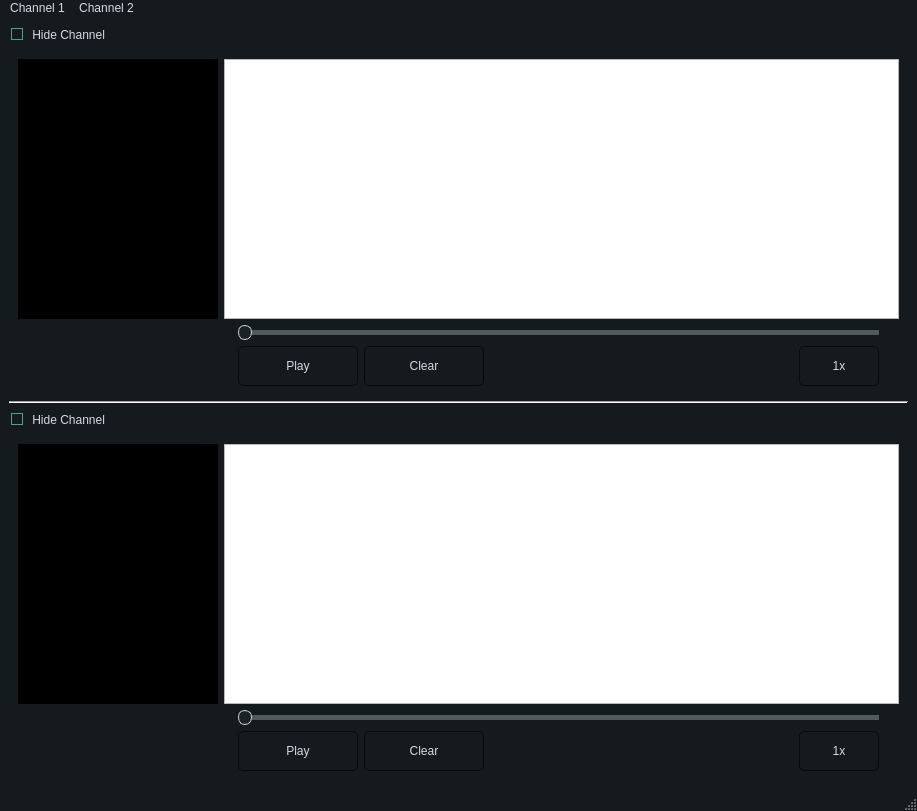
Qt form main.ui (amirhesham65/signal_studio) before a commit.
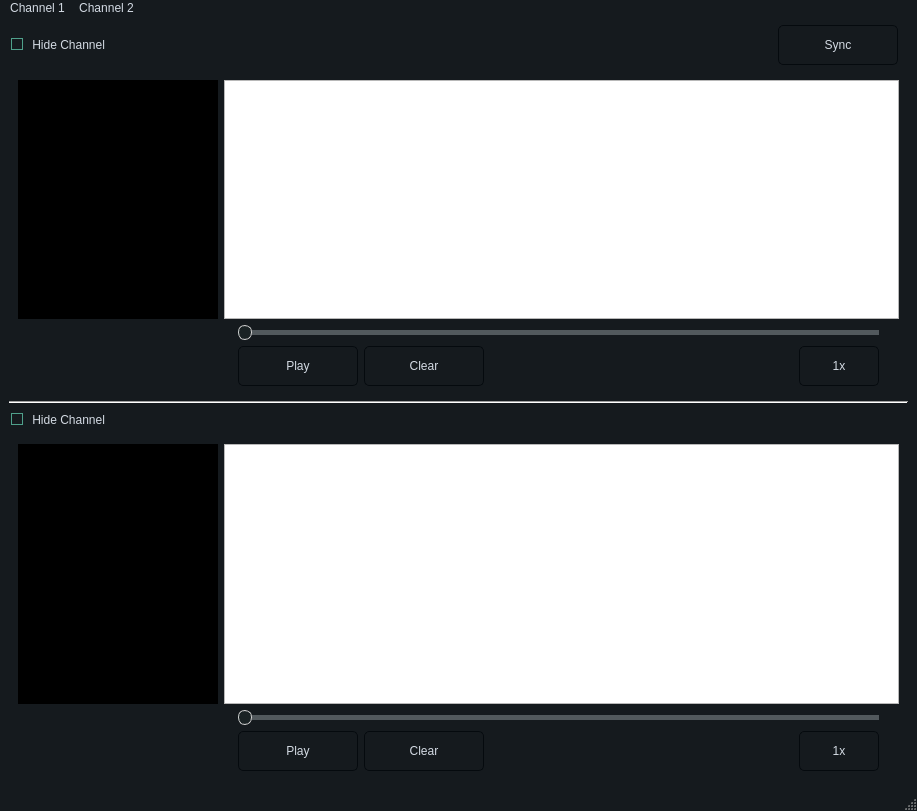
The same form after that commit. Custom widgets are drawn as their Qt base class.

Patch:
```diff
--- a/main.ui
+++ b/main.ui
@@ -450,15 +450,44 @@
 }</string>
   </property>
   <widget class="QWidget" name="centralwidget">
-   <layout class="QVBoxLayout" name="verticalLayout_7">
+   <layout class="QVBoxLayout" name="verticalLayout_4">
     <item>
-     <layout class="QVBoxLayout" name="verticalLayout_4">
+     <layout class="QVBoxLayout" name="verticalLayout_3">
       <item>
-       <widget class="QCheckBox" name="hide_channel_1_chk">
-        <property name="text">
-         <string> Hide Channel</string>
+       <layout class="QHBoxLayout" name="horizontalLayout_10">
+        <property name="leftMargin">
+         <number>0</number>
         </property>
-       </widget>
+        <property name="rightMargin">
+         <number>10</number>
+        </property>
+        <item>
+         <widget class="QCheckBox" name="hide_channel_1_chk">
+          <property name="text">
+           <string> Hide Channel</string>
+          </property>
+         </widget>
+        </item>
+        <item>
+         <widget class="QPushButton" name="sync_button">
+          <property name="minimumSize">
+           <size>
+            <width>0</width>
+            <height>40</height>
+           </size>
+          </property>
+          <property name="maximumSize">
+           <size>
+            <width>120</width>
+            <height>16777215</height>
+           </size>
+          </property>
+          <property name="text">
+           <string>Sync</string>
+          </property>
+         </widget>
+        </item>
+       </layout>
       </item>
       <item>
        <widget class="QWidget" name="channel_1_container" native="true">
```
Left out of the diff: 2 changed lines with no effect on the pictures.
